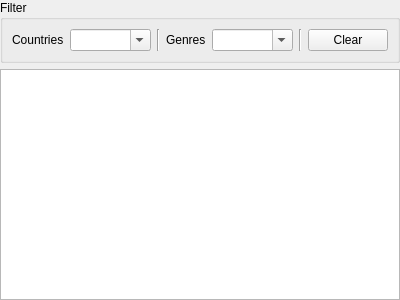
Before: the Qt Designer form plugins/cuteradioplugin/cuteradioplugingettunesdialog.ui in qomp/qomp, drawn with Qt 5.
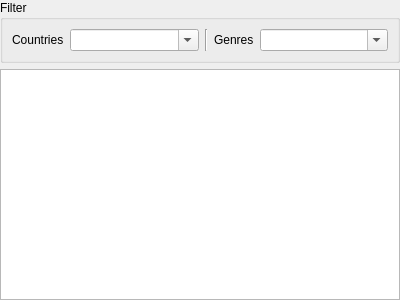
After: the same form once the commit is applied. Custom widgets are drawn as their Qt base class.

What changed in the file:
```diff
--- a/plugins/cuteradioplugin/cuteradioplugingettunesdialog.ui
+++ b/plugins/cuteradioplugin/cuteradioplugingettunesdialog.ui
@@ -100,20 +100,6 @@
         </property>
        </widget>
       </item>
-      <item>
-       <widget class="Line" name="line_2">
-        <property name="orientation">
-         <enum>Qt::Vertical</enum>
-        </property>
-       </widget>
-      </item>
-      <item>
-       <widget class="QPushButton" name="pb_clear">
-        <property name="text">
-         <string>Clear</string>
-        </property>
-       </widget>
-      </item>
      </layout>
     </widget>
    </item>
@@ -128,6 +114,11 @@
    <extends>QTreeView</extends>
    <header>qompplugintreeview.h</header>
   </customwidget>
+  <customwidget>
+   <class>ExtendedComboBox</class>
+   <extends>QComboBox</extends>
+   <header>extendedcombobox.h</header>
+  </customwidget>
  </customwidgets>
  <resources/>
  <connections/>
```
Left out of the diff: 4 changed lines with no effect on the pictures.
